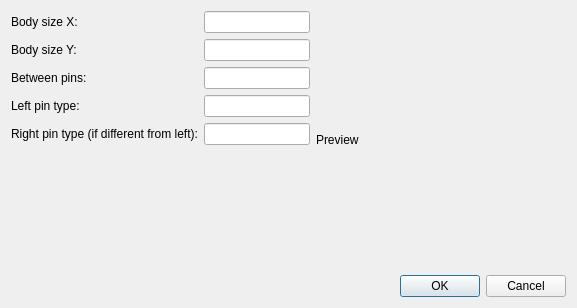
Before: the Qt Designer form master/SdDMasterPartDoubleRect.ui in usiksan/SaliCAD, drawn with Qt 5.
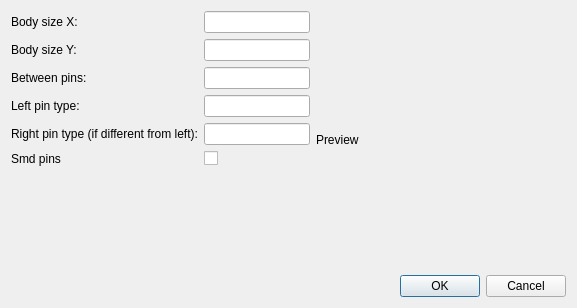
After: the same form once the commit is applied.

Commit message: Complete with part master for double rect (rectangle part body and exactly two pins).

The edit to the form file:
```diff
--- a/master/SdDMasterPartDoubleRect.ui
+++ b/master/SdDMasterPartDoubleRect.ui
@@ -68,6 +68,20 @@
        <item row="4" column="1">
         <widget class="QLineEdit" name="mRightPinType"/>
        </item>
+       <item row="5" column="0">
+        <widget class="QLabel" name="label_6">
+         <property name="text">
+          <string>Smd pins</string>
+         </property>
+        </widget>
+       </item>
+       <item row="5" column="1">
+        <widget class="QCheckBox" name="mSmd">
+         <property name="text">
+          <string/>
+         </property>
+        </widget>
+       </item>
       </layout>
      </item>
      <item>
```
The commit also changes 10 other files.
